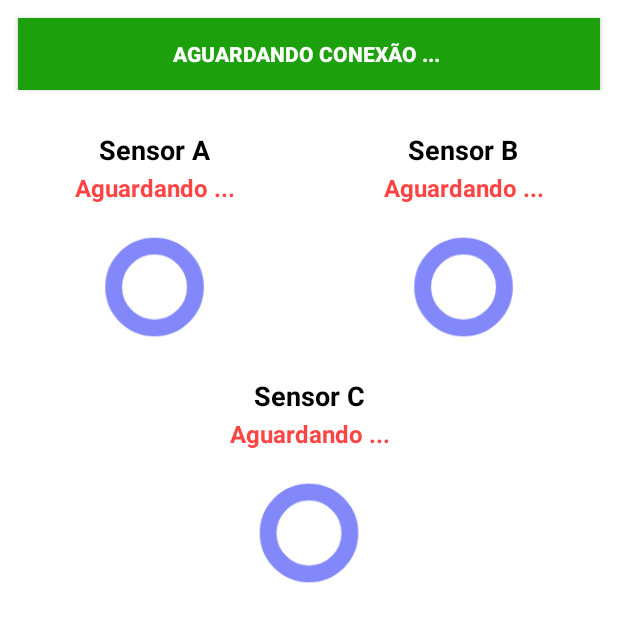
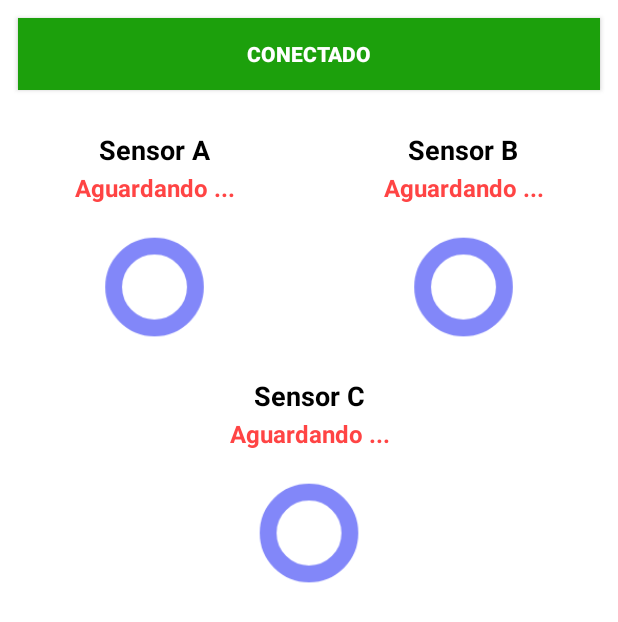
Before and after one commit to juniorcarvalho07/Visual-IoT, an Android app: the screen it shows after launch (MainActivity), on a phone screen of 412 x 824 dp. Shown: the top 622 px of the screen. Run offline under Robolectric (Android 15) with nearby library versions, the phone set to English and light mode, and no system bars.

Commit message:
Esse método é invocado na Activity principal sempre que a thread de conexão Bluetooth recebe uma mensagem

```diff
--- a/Visual/app/src/main/java/com/example/danielasenna/visual_iot/MainActivity.java
+++ b/Visual/app/src/main/java/com/example/danielasenna/visual_iot/MainActivity.java
@@ -85,15 +85,15 @@ public class MainActivity extends Activity {
          */
 
 		/* Definição da thread de conexão como cliente.
-        Aqui, você deve incluir o endereço MAC do seu módulo Bluetooth.
-        O app iniciará e vai automaticamente buscar por esse endereço.
-        Caso não encontre, dirá que houve um erro de conexão.
-		 */
+		Aqui, você deve incluir o endereço MAC do seu módulo Bluetooth.
+		O app iniciará e vai automaticamente buscar por esse endereço.
+		Caso não encontre, dirá que houve um erro de conexão.
+		*/
 		connect = new ConnectionThread("98:D3:36:00:9D:51");
 		connect.start();
 
 		/* Um descanso rápido, para evitar bugs esquisitos.
-		 */
+		*/
 		try {
 			Thread.sleep(1000);
 		} catch (Exception E) {
@@ -103,4 +103,87 @@ public class MainActivity extends Activity {
     }
 
 
+	@Override
+	public boolean onCreateOptionsMenu(Menu menu) {
+		// Inflate the menu; this adds items to the action bar if it is present.
+		getMenuInflater().inflate(R.menu.menu_main, menu);
+		return true;
+	}
+
+	@Override
+	public boolean onOptionsItemSelected(MenuItem item) {
+		// Handle action bar item clicks here. The action bar will
+		// automatically handle clicks on the Home/Up button, so long
+		// as you specify a parent activity in AndroidManifest.xml.
+		int id = item.getItemId();
+
+		//noinspection SimplifiableIfStatement
+		if (id == R.id.action_settings) {
+			return true;
+		}
+
+		return super.onOptionsItemSelected(item);
+	}
+
+
+	public static Handler handler = new Handler() {
+		@Override
+		public void handleMessage(Message msg) {
+
+			/* Esse método é invocado na Activity principal
+				sempre que a thread de conexão Bluetooth recebe
+				uma mensagem.
+			 */
+			Bundle bundle = msg.getData();
+			byte[] data = bundle.getByteArray("data");
+			String dataString= new String(data);
+
+			/* Aqui ocorre a decisão de ação, baseada na string
+				recebida. Caso a string corresponda à uma das
+				mensagens de status de conexão (iniciadas com --),
+				atualizamos o status da conexão conforme o código.
+			 */
+			if(dataString.equals("---N"))
+				status.setText("Ocorreu um erro durante a conexão");
+			else if(dataString.equals("---S"))
+				status.setText("Conectado");
+			else {
+
+				/* Se a mensagem não for um código de status,
+					então ela deve ser tratada pelo aplicativo
+					como uma mensagem vinda diretamente do outro
+					lado da conexão. Nesse caso, simplesmente
+					atualizamos o valor contido no TextView.
+				 */
+				String dados[] = dataString.split("&");
+				try {
+					m1.setText(dados[0]);
+					m2.setText(dados[1]);
+					m3.setText(dados[2]);
+
+
+
+				} catch (Exception e) {
+					m1.setText(dataString);
+					m2.setText(dataString);
+					m3.setText(dataString);
+				}
+
+
+			}
+
+		}
+	};
+
+	/* Esse método é invocado sempre que o usuário clicar na TextView
+	que contem o contador. O app Android transmite a string "restart",
+	seguido de uma quebra de linha, que é o indicador de fim de mensagem.
+	*/
+	public void restartCounter(View view) {
+		connect.write("restart\n".getBytes());
+	}
+
+
+
+
 }
```
